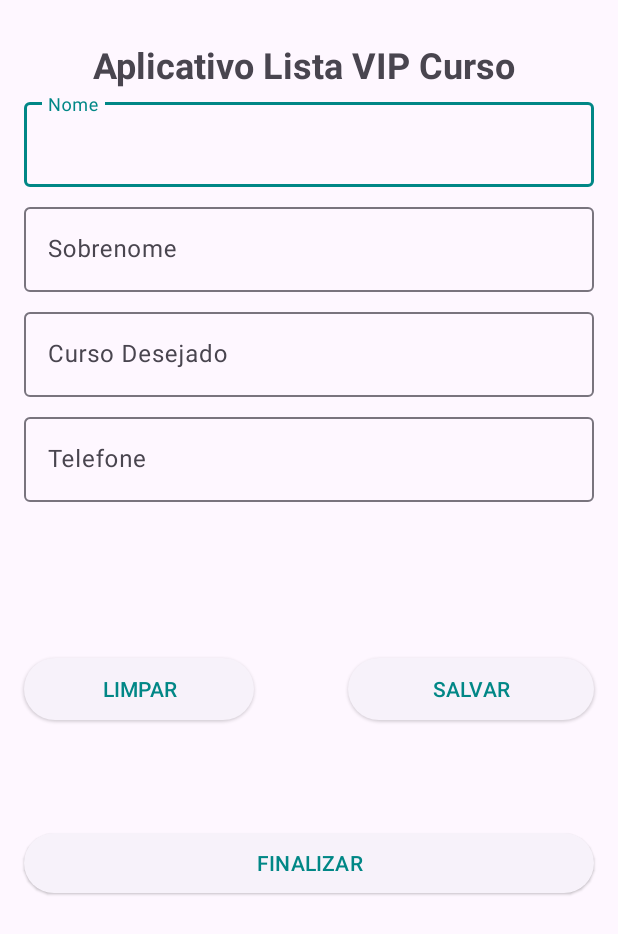
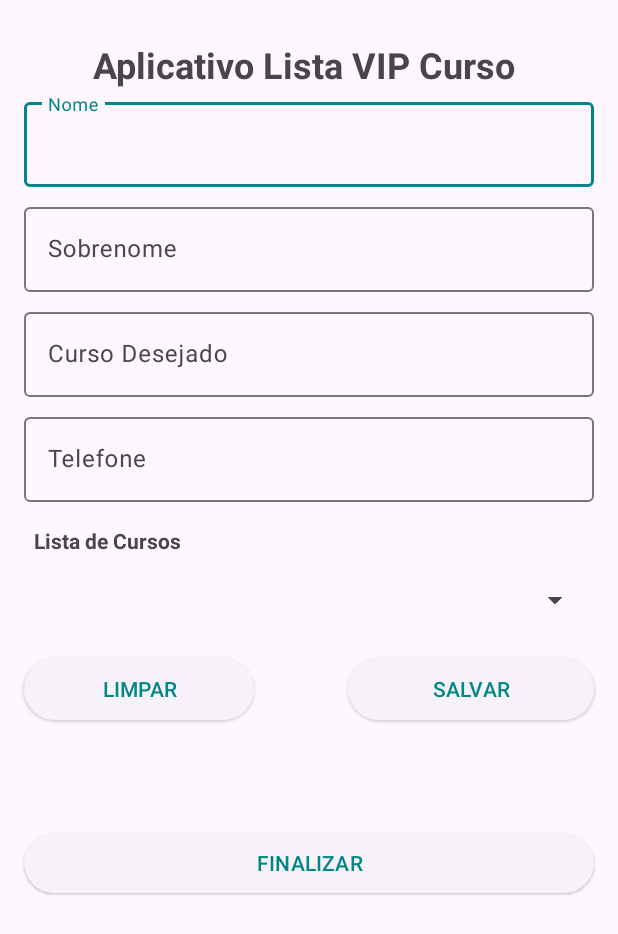
Before and after one commit to paulohorizonti/CursoAndroid2023, an Android app: the screen it shows after launch (MainActivity), on a phone screen of 412 x 824 dp. Shown: the top 934 px of the screen. Run offline under Robolectric (Android 15) with nearby library versions, the light colour scheme and no system bars.

Commit message:
INCLUSÃO DO COMPONENTE SPINNER NO PROJETO

```diff
--- a/AppListaCursos/app/src/main/res/layout/activity_main.xml
+++ b/AppListaCursos/app/src/main/res/layout/activity_main.xml
@@ -100,6 +100,33 @@
     </com.google.android.material.textfield.TextInputLayout>
 
 
+
+    <TextView
+        android:id="@+id/txtListaSpinner"
+        android:layout_width="wrap_content"
+        android:layout_height="wrap_content"
+        android:layout_marginStart="8dp"
+        android:layout_marginTop="16dp"
+        android:text="Lista de Cursos"
+        android:textStyle="bold"
+        app:layout_constraintEnd_toEndOf="parent"
+        app:layout_constraintHorizontal_bias="0.023"
+        app:layout_constraintStart_toStartOf="parent"
+        app:layout_constraintTop_toBottomOf="@+id/edtTelefone" />
+    <Spinner
+        android:id="@+id/spinner"
+        android:layout_width="377dp"
+        android:layout_height="30dp"
+        android:layout_marginStart="16dp"
+        android:layout_marginTop="16dp"
+        android:layout_marginEnd="16dp"
+        app:layout_constraintBottom_toTopOf="@+id/btnFinalizar"
+        app:layout_constraintEnd_toEndOf="parent"
+        app:layout_constraintHorizontal_bias="0.571"
+        app:layout_constraintStart_toStartOf="parent"
+        app:layout_constraintTop_toBottomOf="@+id/edtTelefone"
+        app:layout_constraintVertical_bias="0.202" />
+
     <Button
         android:id="@+id/btnFinalizar"
         style="@style/Widget.Material3.Button.ElevatedButton"
@@ -142,4 +169,6 @@
         tools:ignore="MissingConstraints" />
 
 
+
+
 </androidx.constraintlayout.widget.ConstraintLayout>
```
